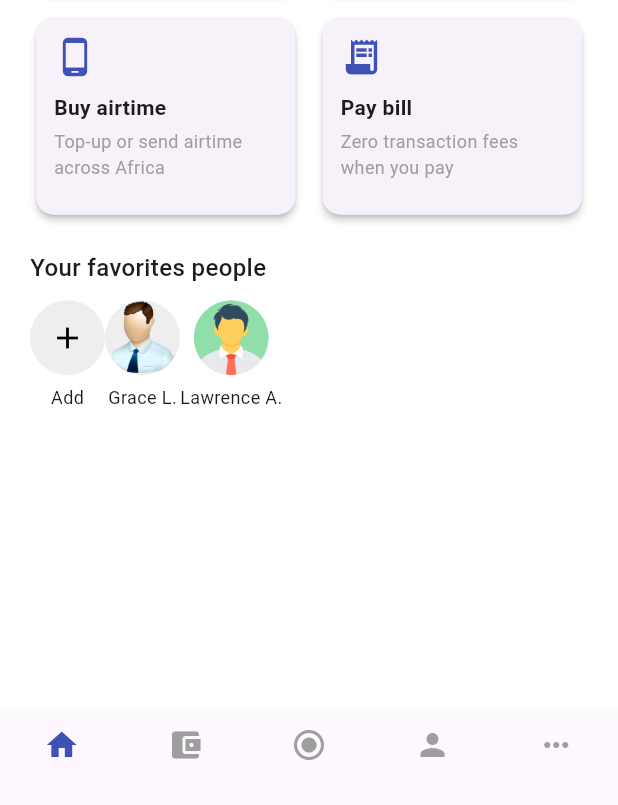
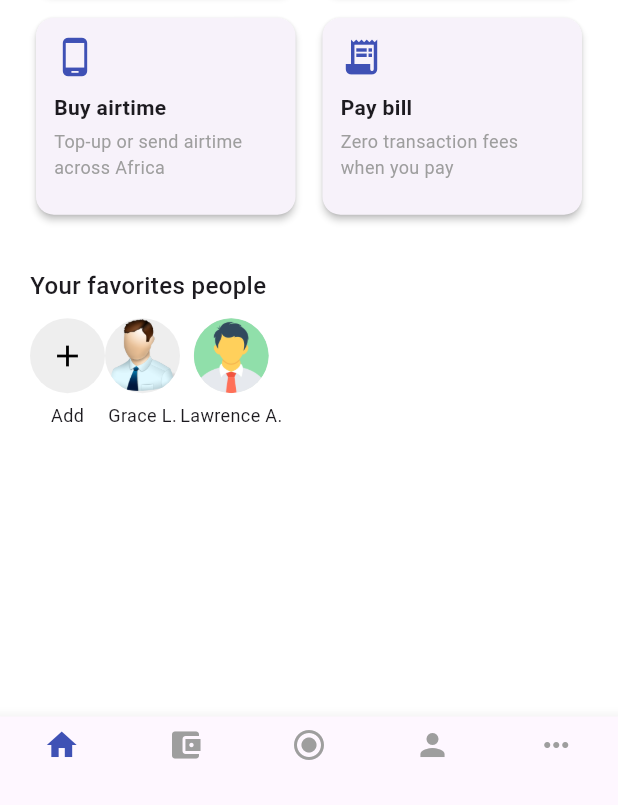
Before and after one commit to Isuru49/Flutter_Wallet_App_UI, a Flutter app: the screen it shows after launch, on a phone screen of 412 x 824 dp, the part 431-1236 px from its top. Run offline on Flutter 3.47's test engine with Material 3 defaults, Android fonts, the phone set to English and light mode, and no system bars.

Commit message:
Fix overflow by wrapping body in SingleChildScrollView

```diff
--- a/lib/screens/home_screen.dart
+++ b/lib/screens/home_screen.dart
@@ -2,7 +2,6 @@ import 'package:flutter/material.dart';
 import '../widgets/action_card.dart';
 import '../widgets/favorite_user_avatar.dart';
 import '../widgets/bottom_nav_bar.dart';
-
 
 class HomeScreen extends StatelessWidget {
   const HomeScreen({super.key});
@@ -16,6 +15,11 @@ class HomeScreen extends StatelessWidget {
         elevation: 0,
       ),
       body: SafeArea(
+        child: Column(
+          children: [
+            Expanded(
+              child: SingleChildScrollView(
+                padding: const EdgeInsets.only(bottom: 24.0), // Extra bottom padding
                 child: Padding(
                   padding: const EdgeInsets.symmetric(horizontal: 20.0),
                   child: Column(
@@ -33,7 +37,7 @@ class HomeScreen extends StatelessWidget {
                             style: TextStyle(fontSize: 32, fontWeight: FontWeight.bold),
                           ),
                           const SizedBox(width: 8),
-                  Image.asset('assets/flags/gh.png', width: 24),
+                          Image.asset('assets/flages/gh.png', width: 24),
                           const SizedBox(width: 4),
                           const Text('GHS'),
                         ],
@@ -44,8 +48,6 @@ class HomeScreen extends StatelessWidget {
                         style: TextStyle(fontSize: 16, color: Colors.grey),
                       ),
                       const SizedBox(height: 16),
-
-              // Stub action cards for now
                       GridView.count(
                         crossAxisCount: 2,
                         shrinkWrap: true,
@@ -53,37 +55,37 @@ class HomeScreen extends StatelessWidget {
                         mainAxisSpacing: 10,
                         childAspectRatio: 1.3,
                         physics: const NeverScrollableScrollPhysics(),
-                children: [
-                  const ActionCard(
+                        children: const [
+                          ActionCard(
                             icon: Icons.send,
                             title: 'Pay someone',
                             subtitle: 'To wallet, bank or mobile number',
                           ),
-                  const ActionCard(
+                          ActionCard(
                             icon: Icons.request_page,
                             title: 'Request money',
                             subtitle: 'Request money from OroboPay users',
                           ),
-                  const ActionCard(
+                          ActionCard(
                             icon: Icons.phone_android,
                             title: 'Buy airtime',
                             subtitle: 'Top-up or send airtime across Africa',
                           ),
-                  const ActionCard(
+                          ActionCard(
                             icon: Icons.receipt_long,
                             title: 'Pay bill',
                             subtitle: 'Zero transaction fees when you pay',
                           ),
                         ],
                       ),
-              const SizedBox(height: 20),
+                      const SizedBox(height: 32),
                       const Text(
                         'Your favorites people',
                         style: TextStyle(fontSize: 16, fontWeight: FontWeight.w500),
                       ),
                       const SizedBox(height: 10),
                       SizedBox(
-                height: 70,
+                        height: 50,
                         child: ListView(
                           scrollDirection: Axis.horizontal,
                           children: const [
@@ -99,8 +101,13 @@ class HomeScreen extends StatelessWidget {
                           ],
                         ),
                       ),
+                      const SizedBox(height: 32), // Extra space at the bottom
                     ],
                   ),
+                ),
+              ),
+            ),
+          ],
         ),
       ),
       bottomNavigationBar: const BottomNavBar(),
```
Lines whose indentation alone changed are shown as unchanged.
